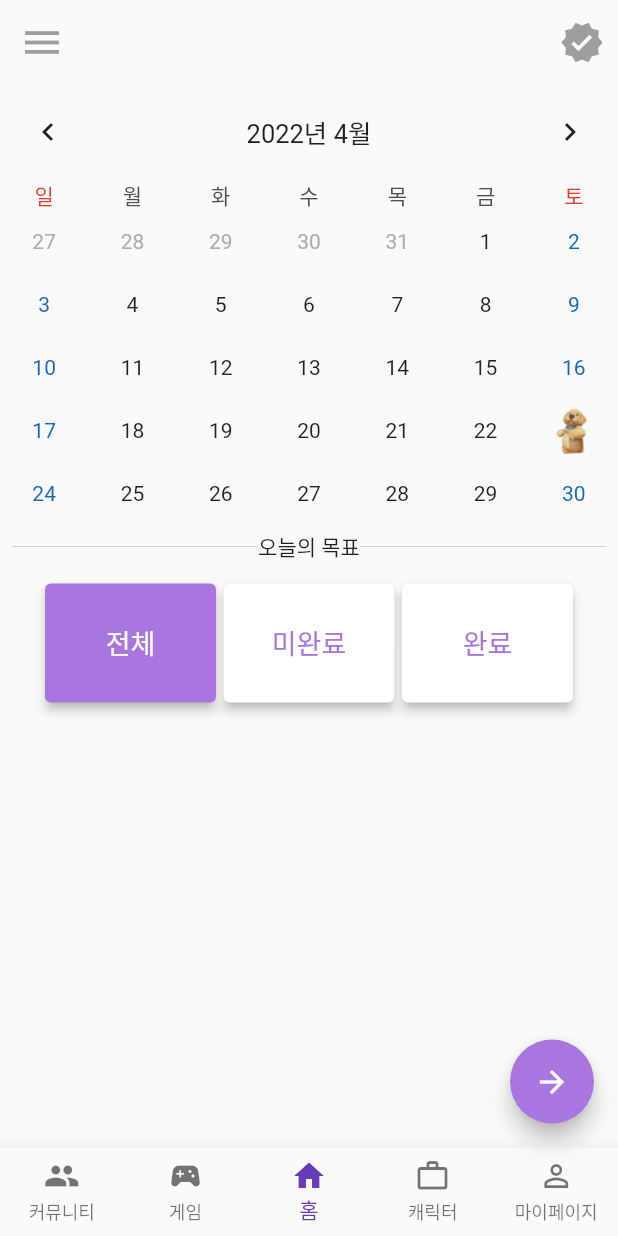
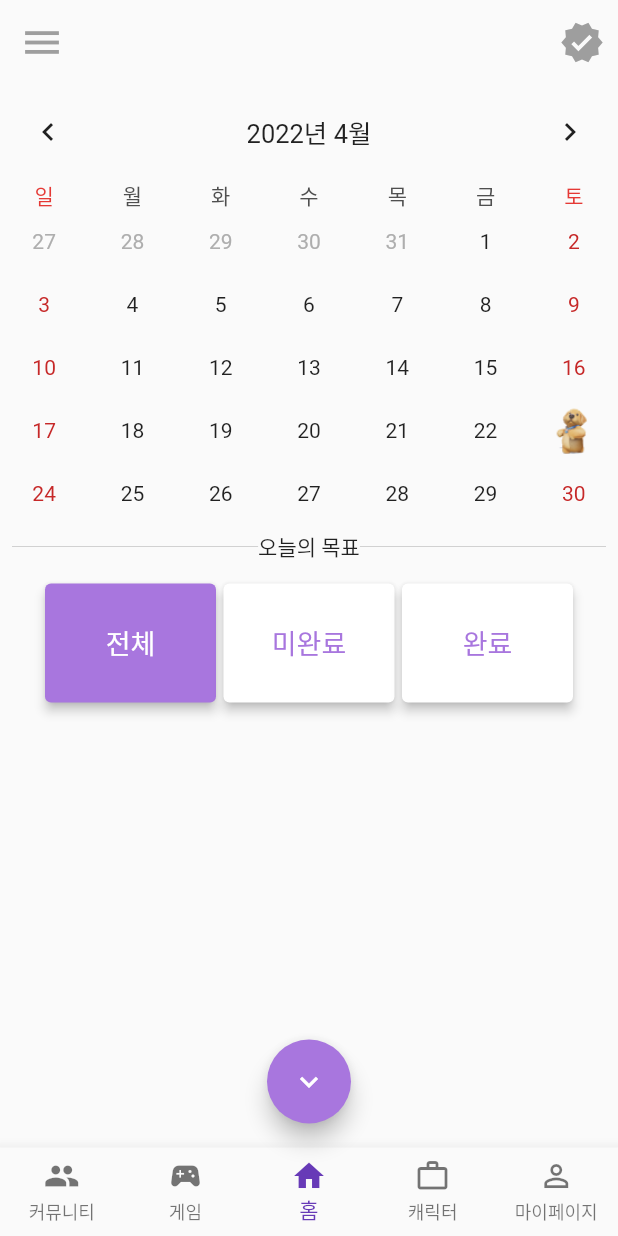
Before and after one commit to JasonKK/BOM-frontend, a Flutter app: the screen it shows after launch, on a phone screen of 412 x 824 dp. Run offline on Flutter 3.47's test engine with Material 2 defaults, Android fonts, the phone set to English and light mode, and no system bars; drawn by our look-alikes of table_calendar; our stand-ins replace flutter_hooks, flutter_riverpod, google_fonts, hooks_riverpod; missing offline and left inert: simple_gesture_detector; network calls fail.

Commit message:
Differentiate Between Calendar Formats

```diff
--- a/lib/view/components/calendar.dart
+++ b/lib/view/components/calendar.dart
@@ -1,32 +1,30 @@
 import 'package:table_calendar/table_calendar.dart';
 import 'package:bom_front/utils.dart';
 import 'package:flutter/material.dart';
+import 'package:simple_gesture_detector/simple_gesture_detector.dart';
 
 class BomCalendar extends StatefulWidget {
-  const BomCalendar({Key? key}) : super(key: key);
+  late CalendarFormat pageCalendarFormat;
+
+  BomCalendar({Key? key, required this.pageCalendarFormat}) : super(key: key);
 
   @override
   State<BomCalendar> createState() => _BomCalendarState();
 }
 
-class _BomCalendarState extends State<BomCalendar> with TickerProviderStateMixin {
-
-  CalendarFormat _calendarFormat = CalendarFormat.month;
-
-  // CalendarFormat _calendarFormat = CalendarFormat.week;
+class _BomCalendarState extends State<BomCalendar>
+    with TickerProviderStateMixin {
   DateTime _focusedDay = DateTime.now();
   DateTime? _selectedDay;
   late AnimationController _animationController;
 
   @override
   void initState() {
-    // TODO: implement initState
-    super.initState();
-
     _animationController = AnimationController(
       vsync: this,
       duration: const Duration(milliseconds: 400),
     );
+    super.initState();
   }
 
   @override
@@ -36,22 +34,20 @@ class _BomCalendarState extends State<BomCalendar> with TickerProviderStateMixin
       firstDay: kFirstDay,
       lastDay: kLastDay,
       focusedDay: _focusedDay,
-      calendarFormat: _calendarFormat,
+      calendarFormat: widget.pageCalendarFormat,
       availableCalendarFormats: {
         CalendarFormat.month: '',
         CalendarFormat.week: ''
       },
       // headerVisible:false,
       // daysOfWeekVisible: false,
+      // rangeSelectionMode: RangeSelectionMode.disabled,
       rowHeight: 42.0,
-        daysOfWeekHeight: 20.0,
-        // pageAnimationEnabled:false,
+      daysOfWeekHeight: 20.0,
       calendarStyle: CalendarStyle(
         // outsideDaysVisible: false,
-        weekendTextStyle:
-        TextStyle().copyWith(color: Colors.blue[800]),
-        holidayTextStyle:
-        TextStyle().copyWith(color: Colors.red[800]),
+        weekendTextStyle: TextStyle().copyWith(color: Colors.red[800]), // 토, 일 따로 색 구분 불가
+        holidayTextStyle: TextStyle().copyWith(color: Colors.red[800]),
       ),
       daysOfWeekStyle: DaysOfWeekStyle(
         weekendStyle: TextStyle().copyWith(color: Colors.red[600]),
@@ -89,10 +85,11 @@ class _BomCalendarState extends State<BomCalendar> with TickerProviderStateMixin
         }
       },
       onFormatChanged: (format) {
-        if (_calendarFormat != format) {
+        format = widget.pageCalendarFormat;
+        if (widget.pageCalendarFormat != format) {
           // Call `setState()` when updating calendar format
           setState(() {
-            _calendarFormat = format;
+            widget.pageCalendarFormat = format;
           });
         }
       },
--- a/lib/view/hom_view.dart
+++ b/lib/view/hom_view.dart
@@ -3,6 +3,7 @@ import 'package:bom_front/view/components/appbar.dart';
 import 'package:bom_front/view/components/calendar.dart';
 import 'package:bom_front/view/components/plan.dart';
 import 'package:flutter/material.dart';
+import 'package:table_calendar/table_calendar.dart';
 
 import 'components/bottom_navigation.dart';
 import 'home_detail_view.dart';
@@ -24,7 +25,7 @@ class _HomeScreenState extends State<HomeScreen> {
         body: Center(
           child: Column(
             children: [
-              BomCalendar(),
+              BomCalendar(pageCalendarFormat: CalendarFormat.month),
               const SizedBox(height: 4), // to protect appBar block
               Padding(
                 padding: const EdgeInsets.symmetric(horizontal: 8.0),
@@ -45,13 +46,14 @@ class _HomeScreenState extends State<HomeScreen> {
           ),
         ),
         floatingActionButton: FloatingActionButton(
-          child: Icon(Icons.arrow_forward),
+          child: Icon(Icons.expand_more),
           backgroundColor: Color(0xffA876DE),
           onPressed: () {
             Navigator.push(
                 context, MaterialPageRoute(builder: (context) => HomeDetailScreen()));
           },
         ),
+        floatingActionButtonLocation: FloatingActionButtonLocation.centerFloat,
         bottomNavigationBar: BottomNavigationBarWidget(index: index));
   }
 }
```
Also changed, not shown: lib/view/home_detail_view.dart (+6 -4 lines).
